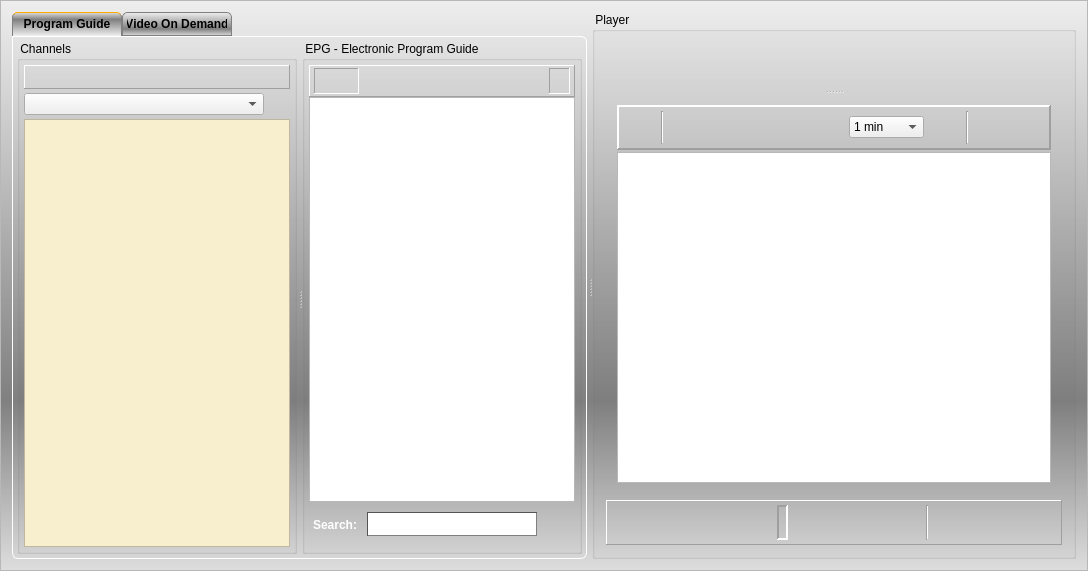
Qt form forms/recorder_inc.ui (Jo2003/vlc_record) before a commit.
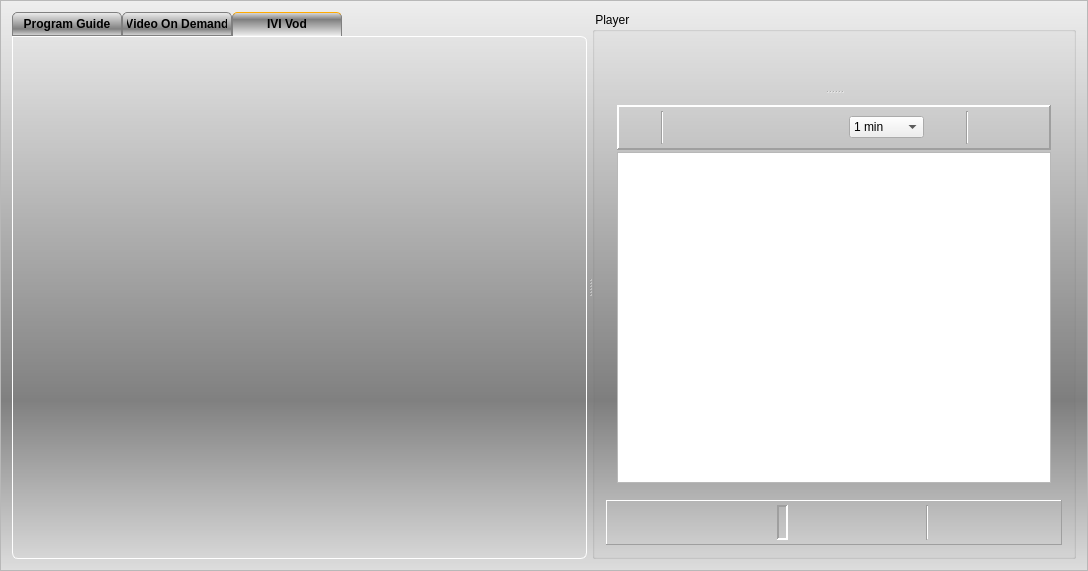
The same form after that commit. The open tabs and pages were chosen to show the change. Icons and pictures are not drawn. Custom widgets are drawn as their Qt base class.

```diff
--- a/forms/recorder_inc.ui
+++ b/forms/recorder_inc.ui
@@ -867,6 +867,16 @@
            </item>
           </layout>
          </widget>
+         <widget class="QWidget" name="tabIviVod">
+          <attribute name="title">
+           <string>IVI Vod</string>
+          </attribute>
+          <layout class="QVBoxLayout" name="verticalLayout_8">
+           <item>
+            <widget class="CVodIvi" name="iviVod" native="true"/>
+           </item>
+          </layout>
+         </widget>
         </widget>
         <widget class="QGroupBox" name="groupPlayer">
          <property name="title">
@@ -1627,6 +1637,12 @@
    <header>qfavframe.h</header>
    <container>1</container>
   </customwidget>
+  <customwidget>
+   <class>CVodIvi</class>
+   <extends>QWidget</extends>
+   <header>cvodivi.h</header>
+   <container>1</container>
+  </customwidget>
  </customwidgets>
  <tabstops>
   <tabstop>tabEpgVod</tabstop>
```
